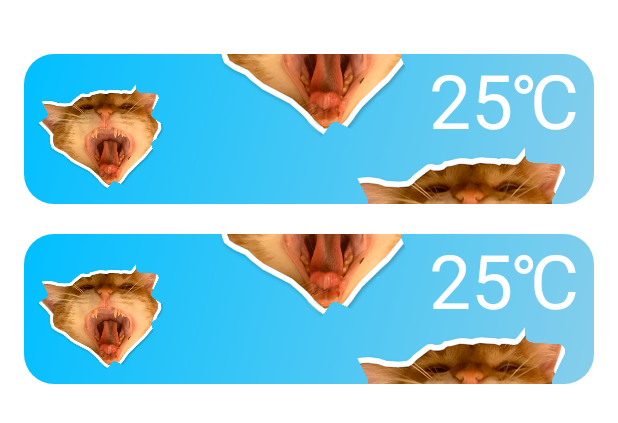
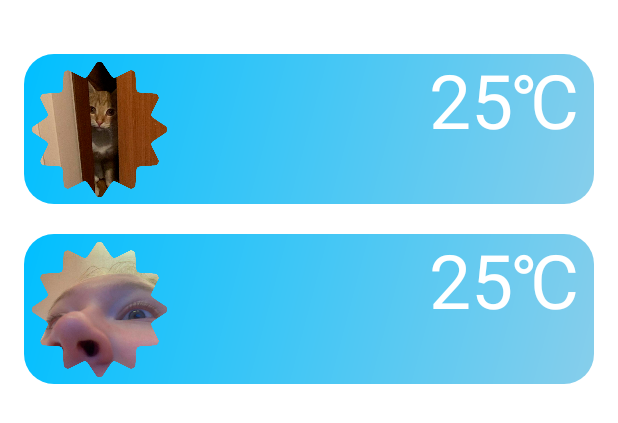
Before and after one commit to Mihail-Larionow/Weather-Widget, an Android app: the layout weather_widget_configure.xml on its own in the app's theme, with its tools: preview values and no code run, on a phone screen of 412 x 824 dp. Shown: the top 423 px of the screen. Run offline under Robolectric (Android 15) with nearby library versions, the phone set to English and light mode, and no system bars; network calls fail.

Commit message:
Some updates

```diff
--- a/app/src/main/java/com/michel/weatherwidget/WeatherWidgetView.kt
+++ b/app/src/main/java/com/michel/weatherwidget/WeatherWidgetView.kt
@@ -17,8 +17,8 @@ class WeatherWidgetView (private val context: Context){
     val key = BuildConfig.WEATHER_API_KEY
     val url = "https://api.openweathermap.org/data/2.5/weather?q=$cityName&appid=$key"
 
-    var actualWeather = "Clear"
-    var actualTemperature = 25
+    var weather = "Clear"
+    var temperature = 25
     var perceivedTemperature = 25
     private val viewRect = Rect()
     private val mainIconRect = Rect()
@@ -31,7 +31,7 @@ class WeatherWidgetView (private val context: Context){
     private lateinit var weatherBitmap: Bitmap
     private lateinit var iconBitmap: Bitmap
 
-    private var weatherIcon = ResourcesCompat.getDrawable(context.resources, DRAWABLES.WEATHER[actualWeather]!!, null)!!
+    private var weatherIcon = ResourcesCompat.getDrawable(context.resources, DRAWABLES.WEATHER[weather]!!, null)!!
     private var themeImage = ResourcesCompat.getDrawable(context.resources, DRAWABLES.THEME[weatherTheme], null)!!
 
     companion object{
@@ -49,11 +49,10 @@ class WeatherWidgetView (private val context: Context){
         runBlocking {
             val response = weatherAPI.getProduct("weather?q=$cityName&appid=$key")
             println(response.toString())
-            actualWeather = response.weather[0]["main"].toString()
-            actualTemperature = (response.main["temp"]?.minus(273.15))!!.toInt()
+            weather = response.weather[0]["main"].toString()
+            temperature = (response.main["temp"]?.minus(273.15))!!.toInt()
             perceivedTemperature = (response.main["feels_like"]?.minus(273.15))!!.toInt()
-            weatherIcon = ResourcesCompat.getDrawable(context.resources, DRAWABLES.WEATHER[actualWeather]!!, null)!!
-            themeImage = ResourcesCompat.getDrawable(context.resources, DRAWABLES.THEME[weatherTheme], null)!!
+            weatherIcon = ResourcesCompat.getDrawable(context.resources, DRAWABLES.WEATHER[weather]!!, null)!!
         }
     }
 
@@ -63,6 +62,7 @@ class WeatherWidgetView (private val context: Context){
 
     fun setTheme(themeId: Int){
         weatherTheme = themeId
+        themeImage = ResourcesCompat.getDrawable(context.resources, DRAWABLES.THEME[weatherTheme], null)!!
     }
 
     fun setSize(width: Int, height: Int){
@@ -91,8 +91,8 @@ class WeatherWidgetView (private val context: Context){
         prepareText()
 
         resultBitmap = Bitmap.createBitmap(width, height, Bitmap.Config.ARGB_8888)
-        weatherBitmap = drawShapeImage(weatherIcon, themeImage, weatherIconRect)
-        iconBitmap = drawShapeImage(weatherIcon, themeImage, mainIconRect)
+        weatherBitmap = createShapedImage(weatherIcon, themeImage, weatherIconRect)
+        iconBitmap = createShapedImage(weatherIcon, themeImage, mainIconRect)
     }
 
     fun drawView(canvas: Canvas? = null, cornerRadius: Float = 0f, borderWidth: Float = 0f): Bitmap{
@@ -105,7 +105,7 @@ class WeatherWidgetView (private val context: Context){
     private fun draw(canvas: Canvas, cornerRadius: Float, borderWidth: Float): Bitmap{
         drawBackGround(canvas, cornerRadius, borderWidth)
 
-        //if(actualWeather != "Clear") {
+        if(weather != "Clear") {
 
             drawImage(
                 canvas, weatherIconRect, weatherBitmap,
@@ -119,7 +119,7 @@ class WeatherWidgetView (private val context: Context){
                 viewRect.height() - weatherIconRect.height() * 0.4f
             )
 
-        //}
+        }
 
         drawImage(
             canvas, mainIconRect, iconBitmap,
@@ -131,11 +131,11 @@ class WeatherWidgetView (private val context: Context){
         return resultBitmap
     }
 
-    fun drawBackGround(canvas: Canvas, cornerRadius: Float = 0f, borderWidth: Float = 0f){
+    private fun drawBackGround(canvas: Canvas, cornerRadius: Float = 0f, borderWidth: Float = 0f){
         canvas.drawRoundRect(viewRect.toRectF(), cornerRadius, cornerRadius, backgroundPaint)
     }
 
-    private fun drawShapeImage(shape: Drawable, image: Drawable, rect: Rect): Bitmap{
+    private fun createShapedImage(shape: Drawable, image: Drawable, rect: Rect): Bitmap{
         val maskBm = shape.toBitmap(rect.width(), rect.height(), Bitmap.Config.ALPHA_8)
         val resultBm = maskBm.copy(Bitmap.Config.ARGB_8888, true)
         val srcBm = image.toBitmap(rect.width(), rect.height(), Bitmap.Config.ARGB_8888)
@@ -160,7 +160,7 @@ class WeatherWidgetView (private val context: Context){
     }
     //Draw actual temperature on canvas
     private fun drawActualTemp(canvas: Canvas) = canvas.drawText(
-        "$actualTemperature\u2103", viewRect.width() - viewRect.height() * 0.1f, viewRect.height() * 0.5f, textPaint
+        "$temperature\u2103", viewRect.width() - viewRect.height() * 0.1f, viewRect.height() * 0.5f, textPaint
     )
 
     private fun prepareShaders(){
@@ -168,8 +168,8 @@ class WeatherWidgetView (private val context: Context){
         val height = viewRect.height().toFloat()
 
         backgroundPaint.shader = LinearGradient(0f, 0f,
-            width, height, DRAWABLES.BACKGROUND[actualWeather]!![0],
-            DRAWABLES.BACKGROUND[actualWeather]!![1], Shader.TileMode.MIRROR
+            width, height, DRAWABLES.BACKGROUND[weather]!![0],
+            DRAWABLES.BACKGROUND[weather]!![1], Shader.TileMode.MIRROR
         )
     }
 
--- a/app/src/main/res/layout/weather_widget_configure.xml
+++ b/app/src/main/res/layout/weather_widget_configure.xml
@@ -20,5 +20,11 @@
         android:layout_marginTop="20dp"
         app:weather_theme="1" />
 
+    <ImageView
+        android:layout_width="50dp"
+        android:layout_height="50dp"
+        android:layout_gravity="center"
+        android:layout_marginTop="20dp" />
+
 
 </LinearLayout>
```
Also changed, not shown: app/src/main/java/com/michel/weatherwidget/MainActivity.kt (+15 -9 lines), app/src/main/res/drawable/yuppie.png.
